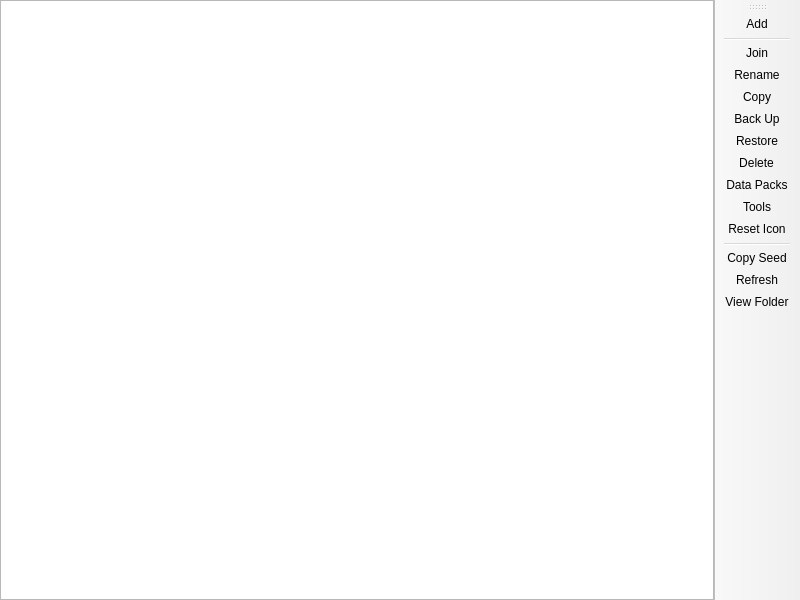
First picture: the form in launcher/ui/pages/instance/WorldListPage.ui, repository c8dhjp4tyv-bit/timeless-launcher, before the edit.
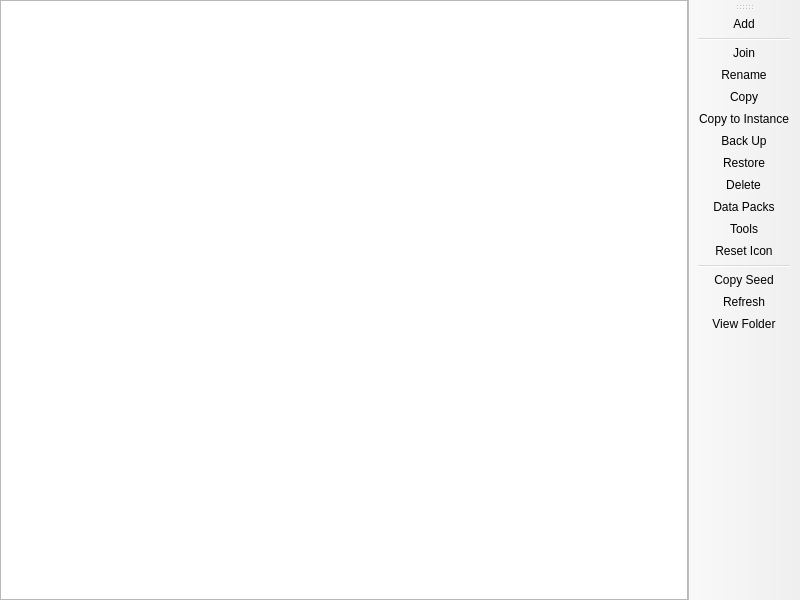
Second picture: the form after the edit. Custom widgets are drawn as their Qt base class.

Commit message: feat(worlds): copy a world to another instance

Diff of the .ui file:
```diff
--- a/launcher/ui/pages/instance/WorldListPage.ui
+++ b/launcher/ui/pages/instance/WorldListPage.ui
@@ -87,6 +87,7 @@
    <addaction name="actionJoin"/>
    <addaction name="actionRename"/>
    <addaction name="actionCopy"/>
+   <addaction name="actionCopyToInstance"/>
    <addaction name="actionBackup"/>
    <addaction name="actionRestore"/>
    <addaction name="actionRemove"/>
@@ -118,6 +119,14 @@
     <string>Copy</string>
    </property>
   </action>
+  <action name="actionCopyToInstance">
+   <property name="text">
+    <string>Copy to Instance...</string>
+   </property>
+   <property name="toolTip">
+    <string>Copy the world into the saves of another instance.</string>
+   </property>
+  </action>
   <action name="actionBackup">
    <property name="text">
     <string>Back Up</string>
```
The commit also changes 5 other files.
